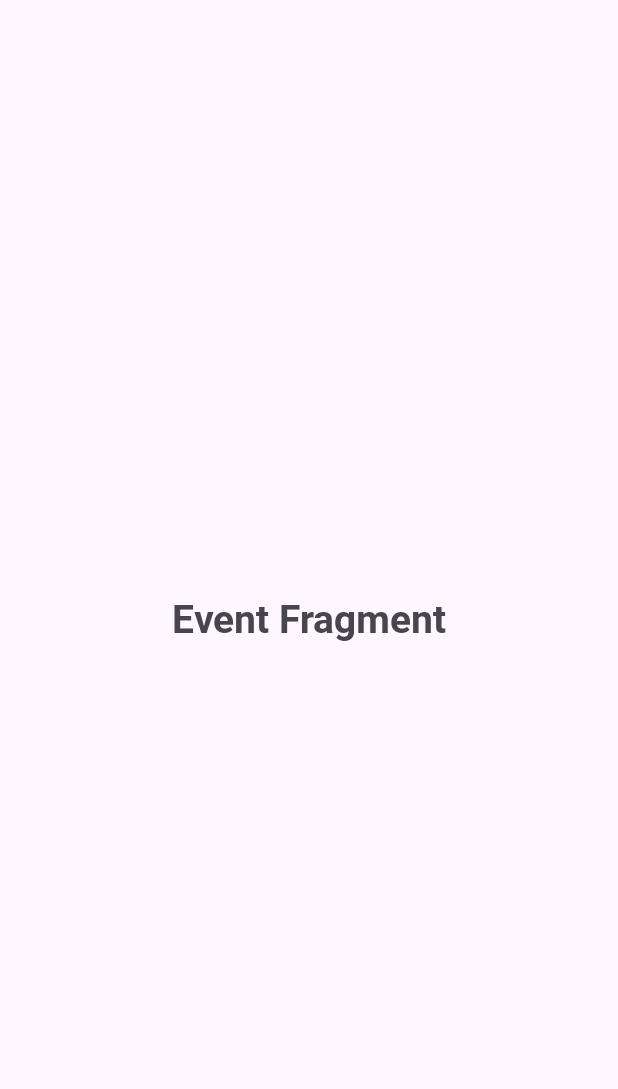
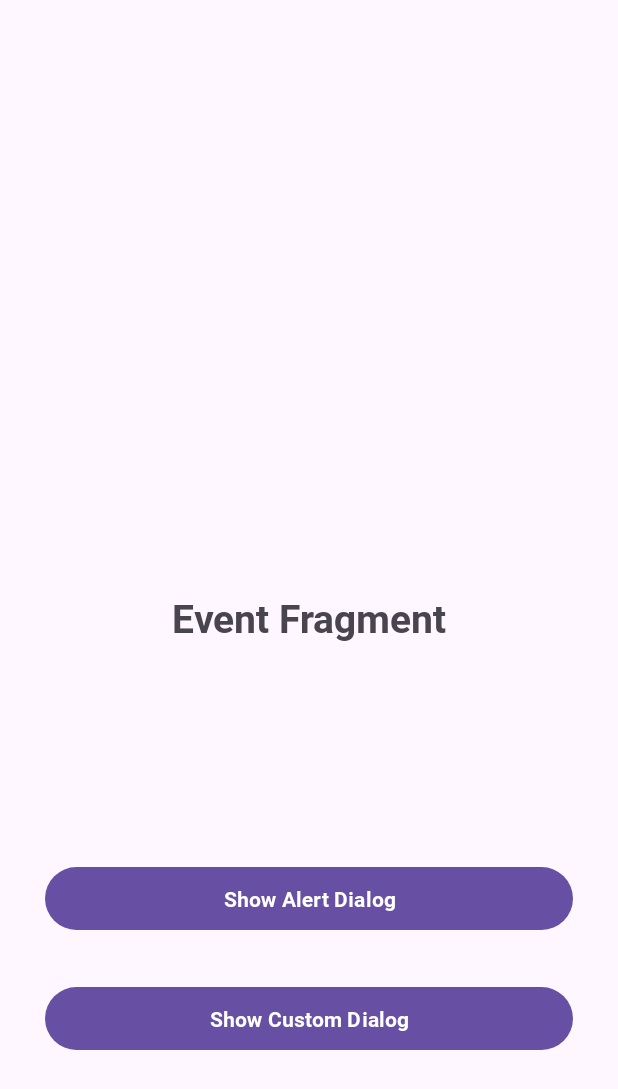
Before and after one commit to vahagahrutyunyan16/edu-learn, an Android app: the layout fragment_event.xml on its own in the app's theme, with its tools: preview values and no code run, on a phone screen of 412 x 824 dp. Shown: the top 1089 px of the screen. Run offline under Robolectric (Android 15) with nearby library versions, the phone set to English and light mode, and no system bars.

Commit message:
Second Commit

```diff
--- a/app/build.gradle
+++ b/app/build.gradle
@@ -30,6 +30,10 @@ android {
     kotlinOptions {
         jvmTarget = '1.8'
     }
+
+    buildFeatures {
+        viewBinding true
+    }
 }
 
 dependencies {
--- a/app/src/main/res/layout/fragment_event.xml
+++ b/app/src/main/res/layout/fragment_event.xml
@@ -8,9 +8,30 @@
     <TextView
         android:layout_width="match_parent"
         android:layout_height="match_parent"
-        android:text="Event Fragment"
+        android:text="@string/event_fragment"
         android:gravity="center"
         style="@style/Text.Roboto.Bold"
         android:textSize="@dimen/sp_26"/>
 
+    <Button
+        android:id="@+id/btnShowAlertDialog"
+        android:layout_width="match_parent"
+        android:layout_marginHorizontal="@dimen/dp_30"
+        android:layout_gravity="bottom"
+        android:layout_marginBottom="@dimen/dp_200"
+        android:layout_height="@dimen/dp_50"
+        style="@style/Text.Roboto.Bold"
+        android:text="@string/show_alert_dialog" />
+
+
+    <Button
+        android:id="@+id/btnShowCustomDialog"
+        android:layout_width="match_parent"
+        android:layout_marginHorizontal="@dimen/dp_30"
+        android:layout_gravity="bottom"
+        android:layout_marginBottom="@dimen/dp_120"
+        android:layout_height="@dimen/dp_50"
+        style="@style/Text.Roboto.Bold"
+        android:text="@string/show_custom_dialog" />
+
 </FrameLayout>
--- a/app/src/main/res/values/dimens.xml
+++ b/app/src/main/res/values/dimens.xml
@@ -20,6 +20,8 @@
     <dimen name="dp_50">50dp</dimen>
     <dimen name="dp_80">80dp</dimen>
     <dimen name="dp_100">100dp</dimen>
+    <dimen name="dp_120">120dp</dimen>
+    <dimen name="dp_200">200dp</dimen>
 
 <!--    sp-->
 
--- a/app/src/main/res/values/strings.xml
+++ b/app/src/main/res/values/strings.xml
@@ -15,4 +15,11 @@
     <string name="beginner">Beginner</string>
     <string name="_5_10">5/10</string>
     <string name="_50">50%</string>
+    <string name="show_alert_dialog">Show Alert Dialog</string>
+    <string name="event_fragment">Event Fragment</string>
+    <string name="custom_dialog">Custom Dialog</string>
+    <string name="name">Name</string>
+    <string name="mail">Mail</string>
+    <string name="log_in">Log In</string>
+    <string name="show_custom_dialog">Show Custom Dialog</string>
 </resources>
```
Also changed, not shown: app/src/main/java/com/example/edulearn/EventFragment.kt (+52 -43 lines), app/src/main/res/layout/custom_dialog_layout.xml (added, +83 -0 lines).
